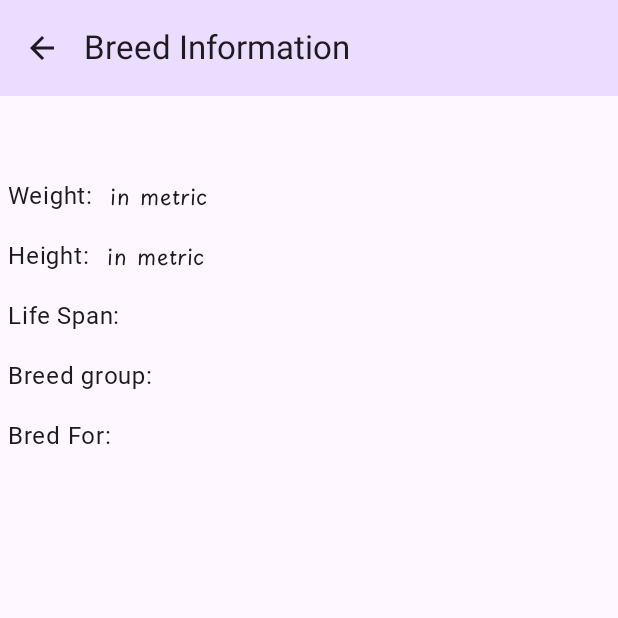
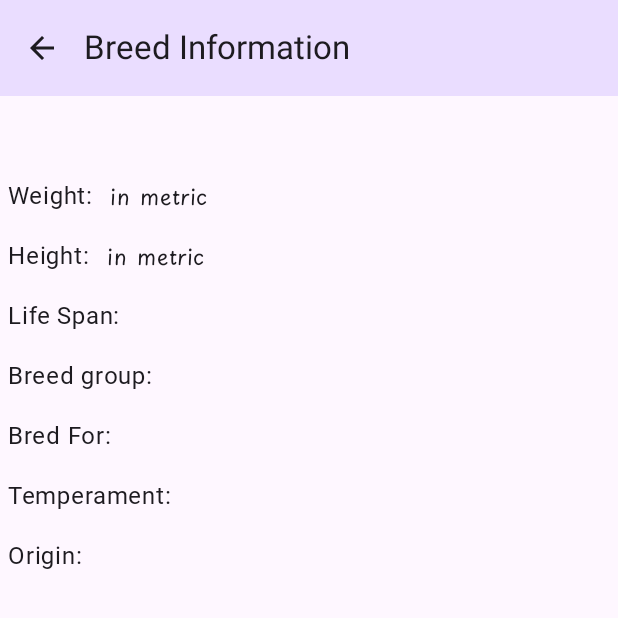
Before and after one commit to ramanpreet0899/PupFinder, an Android app built with Jetpack Compose: the BreedInformationScreen screen opened through its navigation route, on a phone screen of 412 x 824 dp, the top half of it. Run offline under Robolectric (Android 15) with nearby library versions, the phone set to English and light mode, and no system bars; our stand-ins replace Dagger/Hilt's generated code, livedata-compose; network calls fail; pictures from the network do not load; Roboto replaces fonts that are not available here; 1 statement that could not run was skipped.

Commit message:
adding additional properties to info screen

```diff
--- a/app/src/main/java/com/example/puppyfinder/app/ui/BreedInformationScreen.kt
+++ b/app/src/main/java/com/example/puppyfinder/app/ui/BreedInformationScreen.kt
@@ -73,6 +73,8 @@ private fun ShowScreen(viewModel: PupViewModel) {
     DogDescriptionRow(stringResource(R.string.life_span), data?.lifeSpan.orEmpty())
     DogDescriptionRow(stringResource(R.string.breed_group), data?.breedGroup.orEmpty())
     DogDescriptionRow(stringResource(R.string.bred_for), data?.bredFor.orEmpty())
+    DogDescriptionRow(stringResource(R.string.temperament), data?.temperament.orEmpty())
+    DogDescriptionRow(stringResource(R.string.origin), data?.origin.orEmpty())
     Spacer(modifier = Modifier.height(10.dp))
 }
 
--- a/app/src/main/res/values/strings.xml
+++ b/app/src/main/res/values/strings.xml
@@ -10,4 +10,6 @@
     <string name="breed_group">"Breed group: "</string>
     <string name="bred_for">"Bred For: "</string>
     <string name="in_metric">%1$s in metric</string>
+    <string name="temperament">"Temperament: "</string>
+    <string name="origin">"Origin: "</string>
 </resources>
```
